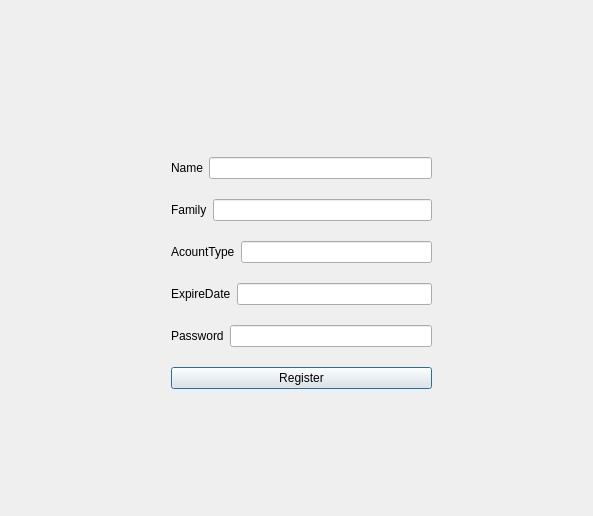
mahsaamini2222/LibraryManagementSystem, file Login/window_registernewaccount.ui: the form before one commit.
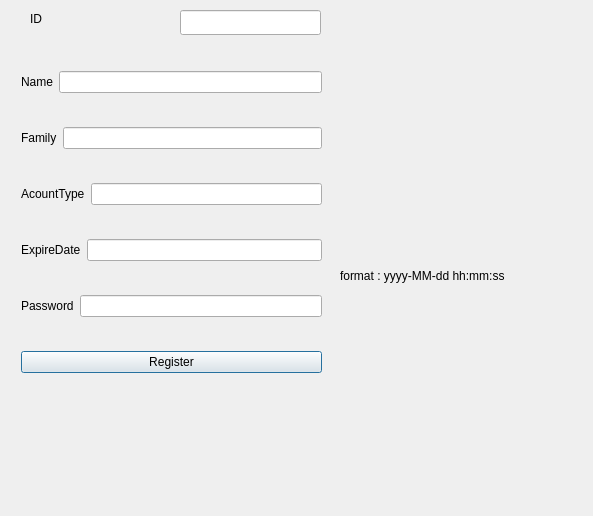
The form after the commit.

Commit message: registerNewAccount json completed/edit and search UI fixed

The edit to the form file:
```diff
--- a/Login/window_registernewaccount.ui
+++ b/Login/window_registernewaccount.ui
@@ -13,13 +13,13 @@
   <property name="windowTitle">
    <string>Dialog</string>
   </property>
-  <widget class="QWidget" name="">
+  <widget class="QWidget" name="layoutWidget">
    <property name="geometry">
     <rect>
-     <x>171</x>
-     <y>143</y>
-     <width>261</width>
-     <height>261</height>
+     <x>21</x>
+     <y>43</y>
+     <width>301</width>
+     <height>361</height>
     </rect>
    </property>
    <layout class="QVBoxLayout" name="verticalLayout">
@@ -106,6 +106,42 @@
     </item>
    </layout>
   </widget>
+  <widget class="QLabel" name="label">
+   <property name="geometry">
+    <rect>
+     <x>340</x>
+     <y>260</y>
+     <width>241</width>
+     <height>31</height>
+    </rect>
+   </property>
+   <property name="text">
+    <string>format : yyyy-MM-dd hh:mm:ss</string>
+   </property>
+  </widget>
+  <widget class="QLabel" name="label_2">
+   <property name="geometry">
+    <rect>
+     <x>30</x>
+     <y>10</y>
+     <width>67</width>
+     <height>17</height>
+    </rect>
+   </property>
+   <property name="text">
+    <string>ID</string>
+   </property>
+  </widget>
+  <widget class="QLineEdit" name="lineEdit_ID">
+   <property name="geometry">
+    <rect>
+     <x>180</x>
+     <y>10</y>
+     <width>141</width>
+     <height>25</height>
+    </rect>
+   </property>
+  </widget>
  </widget>
  <resources/>
  <connections/>
```
The commit also changes 21 other files.
